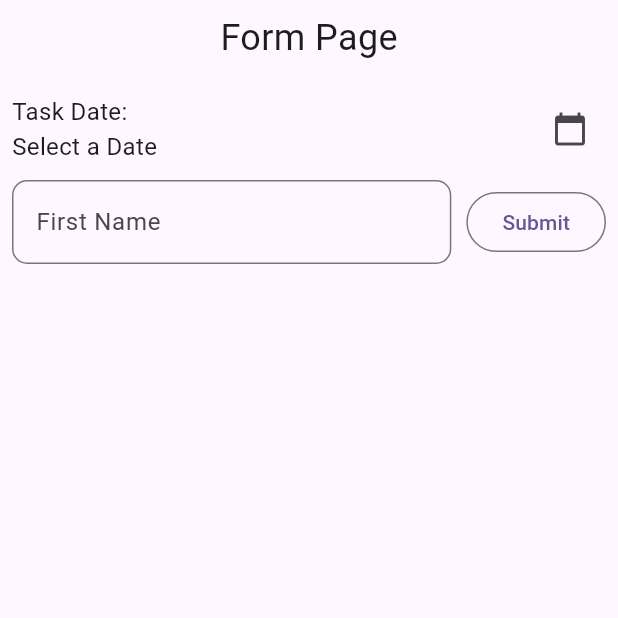
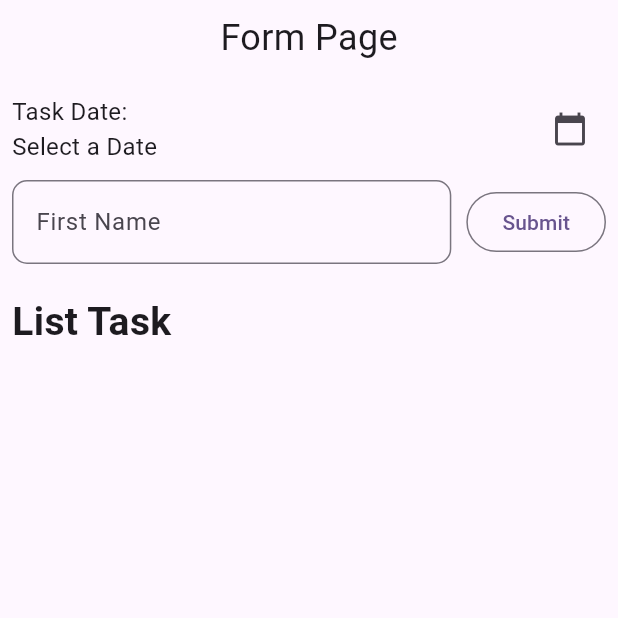
Before and after one commit to MuhammadKhalifRasyidi/TodoApp_0062, a Flutter app: the screen it shows after launch, on a phone screen of 412 x 824 dp, the top half of it. Run offline on Flutter 3.47's test engine with Material 3 defaults, Android fonts, the phone set to English and light mode, and no system bars.

Commit message:
menambahkan judul 'List Task' untuk menampilkan daftar tugas

```diff
--- a/lib/todo_app.dart
+++ b/lib/todo_app.dart
@@ -132,6 +132,11 @@ class _TodoPageState extends State<TodoPage> {
                   ],
                 ),
               ),
+              const SizedBox(height: 20),
+              const Text(
+                'List Task',
+                style: TextStyle(fontSize: 26, fontWeight: FontWeight.bold),
+              ),
 
             ],
           ),
```
